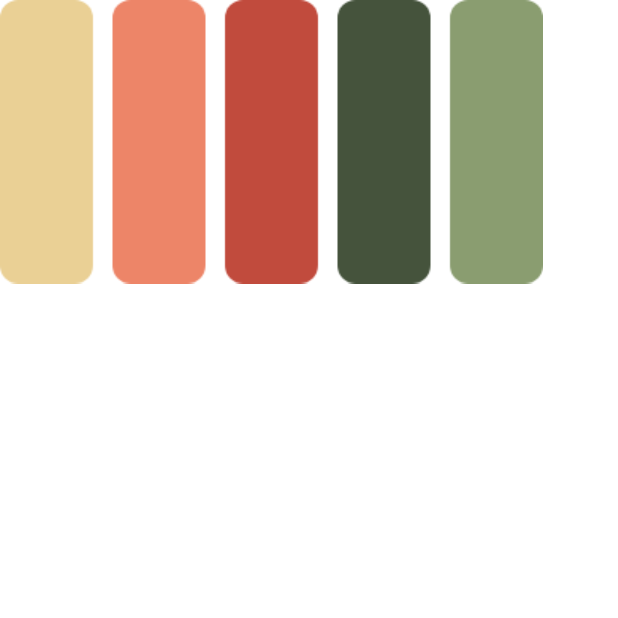
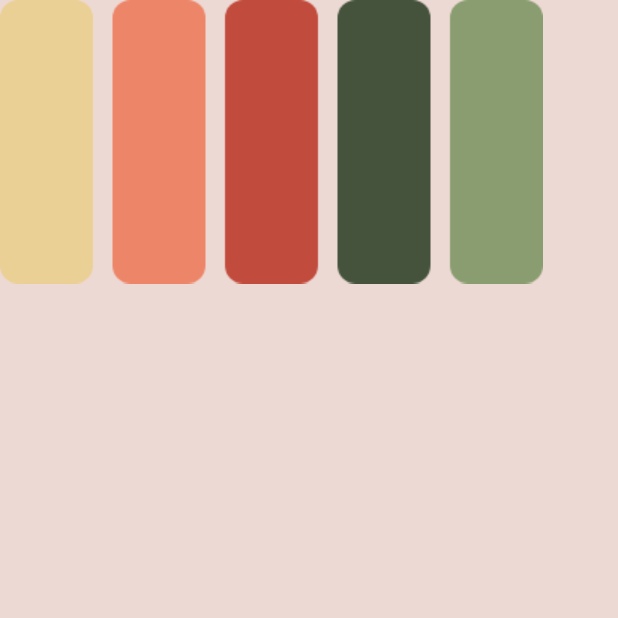
Before and after one commit to ChaKeaWyen/Knowledge-sharing-application, a Flutter app: the screen it shows after launch, on a phone screen of 412 x 824 dp, the top half of it. Run offline on Flutter 3.47's test engine with Material 2 defaults, Android fonts, the phone set to English and light mode, and no system bars; our stand-ins replace flutter_svg, form_field_validator; missing offline and left inert: adobe_xd.

Commit message:
Just change Bgcolor

```diff
--- a/lib/main.dart
+++ b/lib/main.dart
@@ -17,7 +17,7 @@ class MyApp extends StatelessWidget {
       title: "My App",
       theme: ThemeData(
         primaryColor: Bgcolor,
-        scaffoldBackgroundColor: Colors.white,
+        scaffoldBackgroundColor: Color(0xffedd9d4),
       ),
       home: Loginre(),
     );
```
